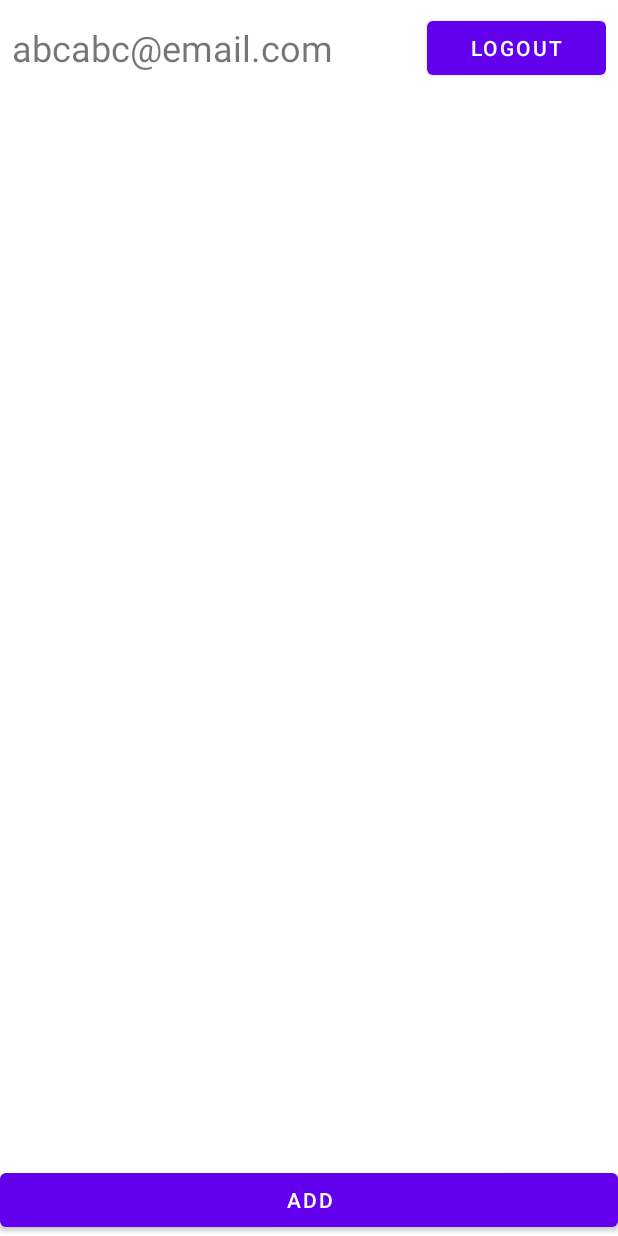
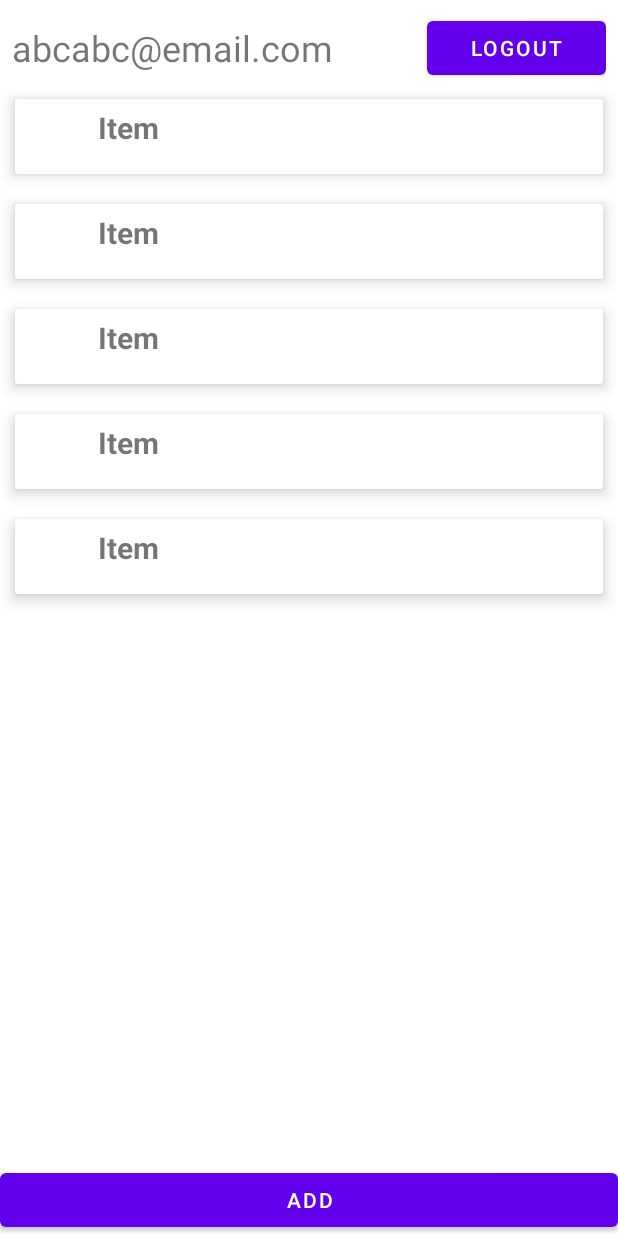
Before and after one commit to 217013277/MobileAppProject, an Android app: the layout activity_main.xml on its own in the app's theme, with its tools: preview values and no code run, on a phone screen of 412 x 824 dp. Run offline under Robolectric (Android 15) with nearby library versions, the phone set to English and light mode, and no system bars.

Commit message:
change listView to recyclerView, trying to implement update and delete function

```diff
--- /dev/null
+++ b/app/src/main/java/com/example/mobileappproject/ItemsViewModel.kt
@@ -0,0 +1,5 @@
+package com.example.mobileappproject
+
+data class ItemsViewModel(val objectId: String, val taskDesc: String, val done: Boolean){
+
+}
--- a/app/src/main/java/com/example/mobileappproject/Task.kt
+++ b/app/src/main/java/com/example/mobileappproject/Task.kt
@@ -7,5 +7,5 @@ class Task {
 
     var objectId: String? = null
     var taskDesc: String? = null
-    var done: Boolean? = false
+    var done: Boolean = false
 }
--- a/app/src/main/res/layout/activity_main.xml
+++ b/app/src/main/res/layout/activity_main.xml
@@ -39,7 +39,7 @@
 
     </LinearLayout>
 
-    <ListView
+    <androidx.recyclerview.widget.RecyclerView
         android:id="@+id/listviewTask"
         android:layout_width="match_parent"
         android:layout_height="0dp"
@@ -47,7 +47,9 @@
         app:layout_constraintBottom_toTopOf="@+id/footerToggle"
         app:layout_constraintLeft_toLeftOf="parent"
         app:layout_constraintRight_toRightOf="parent"
-        app:layout_constraintTop_toBottomOf="@id/emailHeader" />
+        app:layout_constraintTop_toBottomOf="@id/emailHeader"
+        tools:itemCount="5"
+        tools:listitem="@layout/card_view_design"/>
 
     <Button
         android:id="@+id/footerToggle"
--- /dev/null
+++ b/app/src/main/res/layout/card_view_design.xml
@@ -0,0 +1,33 @@
+<?xml version="1.0" encoding="utf-8"?>
+<androidx.cardview.widget.CardView
+    xmlns:android="http://schemas.android.com/apk/res/android"
+    xmlns:app="http://schemas.android.com/apk/res-auto"
+    android:layout_width="match_parent"
+    android:layout_height="50dp"
+    android:layout_margin="10dp"
+    app:cardElevation="6dp">
+
+    <LinearLayout
+        android:layout_width="match_parent"
+        android:layout_height="wrap_content"
+        android:orientation="horizontal"
+        android:padding="5dp">
+
+        <ImageView
+            android:id="@+id/imageview"
+            android:layout_width="40dp"
+            android:layout_height="40dp" />
+
+        <TextView
+            android:id="@+id/textView"
+            android:layout_width="wrap_content"
+            android:layout_height="wrap_content"
+            android:layout_marginStart="10dp"
+            android:layout_marginLeft="15dp"
+            android:text="Item"
+            android:textSize="20sp"
+            android:textStyle="bold" />
+
+    </LinearLayout>
+
+</androidx.cardview.widget.CardView>
```
Also changed, not shown: app/src/main/java/com/example/mobileappproject/MainActivity.kt (+42 -31 lines), app/src/main/java/com/example/mobileappproject/RecyclerViewAdapter.kt (added, +56 -0 lines), app/src/main/java/com/example/mobileappproject/TaskAdapter.kt (+3 -5 lines), app/src/main/java/com/example/mobileappproject/TaskViewModel.kt (added, +7 -0 lines).
